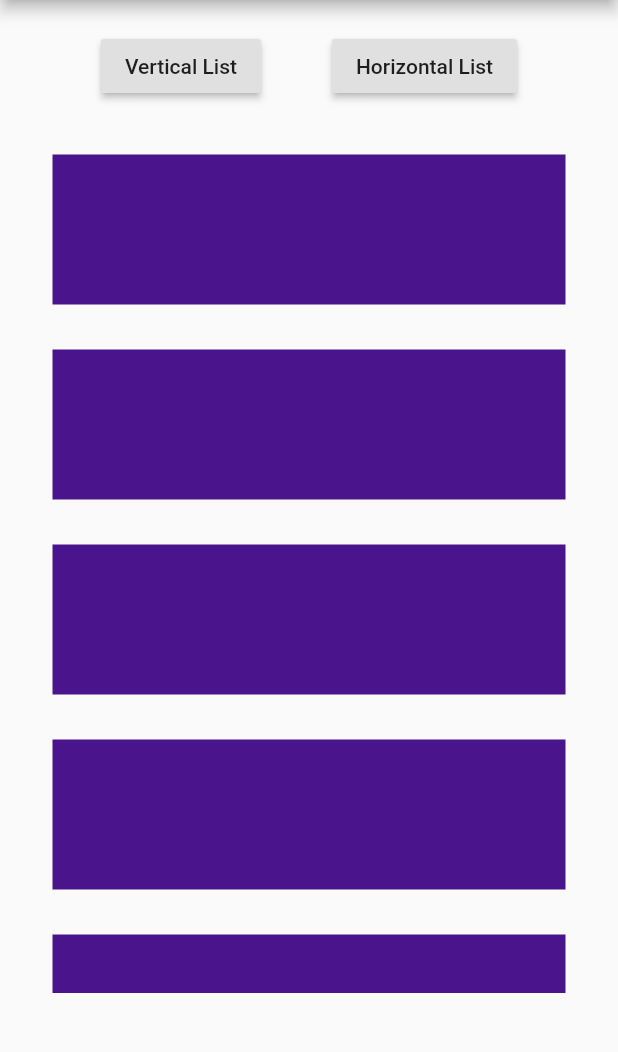
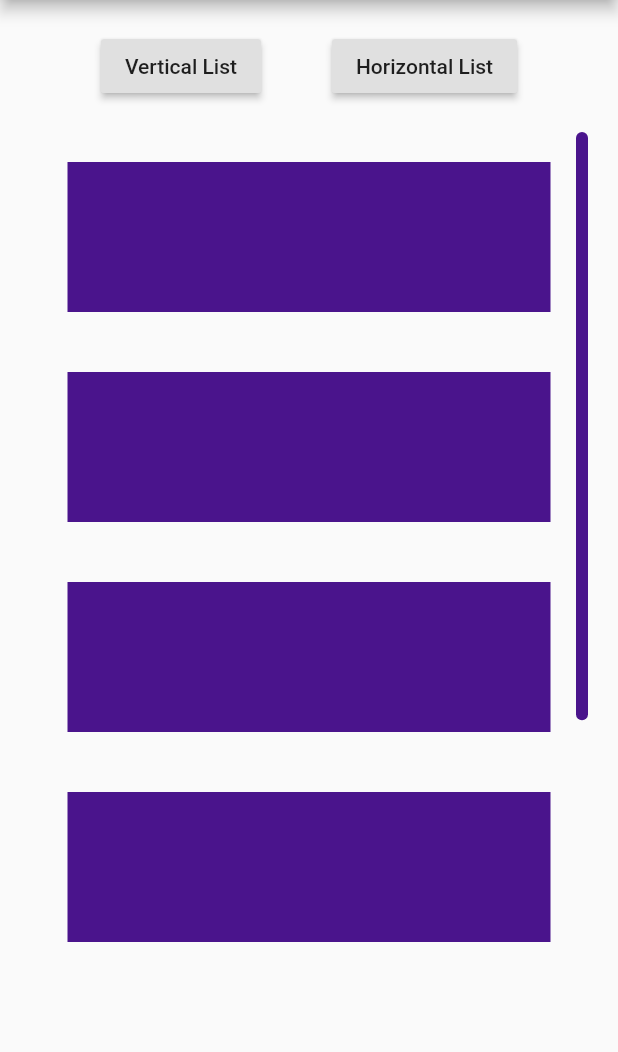
Before and after one commit to VickySalunkhe/vs_scrollbar, a Flutter app: the screen it shows after launch, on a phone screen of 412 x 824 dp, the part 84-1136 px from its top. Run offline on Flutter 3.47's test engine with Material 2 defaults, Android fonts, the phone set to English and light mode, and no system bars.

Commit message:
updated example code

```diff
--- a/example/lib/main.dart
+++ b/example/lib/main.dart
@@ -9,7 +9,7 @@ class MyApp extends StatelessWidget {
   @override
   Widget build(BuildContext context) {
     return MaterialApp(
-      title: 'Flutter vsScrollBar Demo',
+      title: 'Flutter VsScrollBar Demo',
       theme: ThemeData(
         primarySwatch: Colors.blue,
         visualDensity: VisualDensity.adaptivePlatformDensity,
@@ -30,6 +30,7 @@ class MyHomePage extends StatefulWidget {
 
 class _MyHomePageState extends State<MyHomePage> {
   bool _verticalList = true;
+  ScrollController _scrollController = ScrollController();
 
   @override
   Widget build(BuildContext context) {
@@ -59,12 +60,16 @@ class _MyHomePageState extends State<MyHomePage> {
                   ? MediaQuery.of(context).size.height - 250
                   : 150,
               child: VsScrollbar(
-                controller: ScrollController(),
+                controller: _scrollController,
+                allowDrag:
+                    true, // allows to scroll the list using scrollbar [Default : true]
                 color: Colors.purple[900], // sets color of vsScrollBar
                 isAlwaysShown: true, // default false
                 radius: 50, // sets radius of vsScrollBar
-                thickness: 6, // sets thickness of vsScrollBar
+                thickness: 8, // sets thickness of vsScrollBar
                 child: ListView.builder(
+                    controller:
+                        _scrollController, // use same scrollController object to support drag functionality
                     shrinkWrap: true,
                     physics: BouncingScrollPhysics(),
                     scrollDirection:
@@ -75,7 +80,8 @@ class _MyHomePageState extends State<MyHomePage> {
                           height: 100,
                           width: MediaQuery.of(context).size.width,
                           color: Colors.purple[900],
-                          margin: EdgeInsets.all(15));
+                          margin: EdgeInsets.symmetric(
+                              horizontal: 25, vertical: 20));
                     }),
               ),
             )
```
